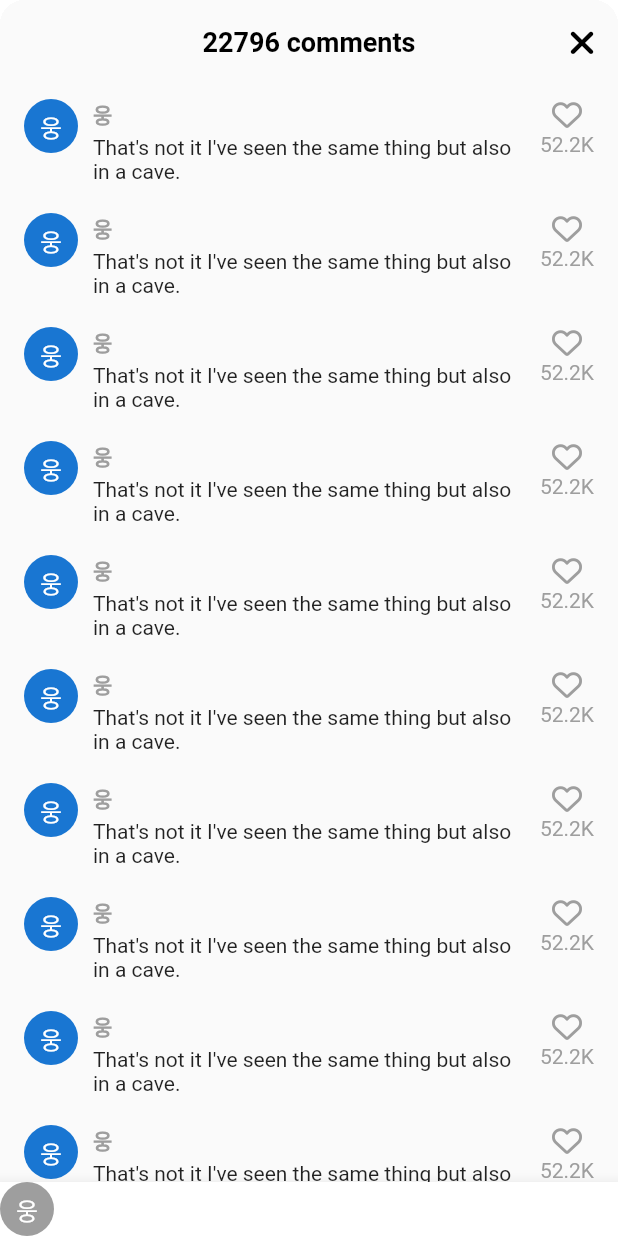
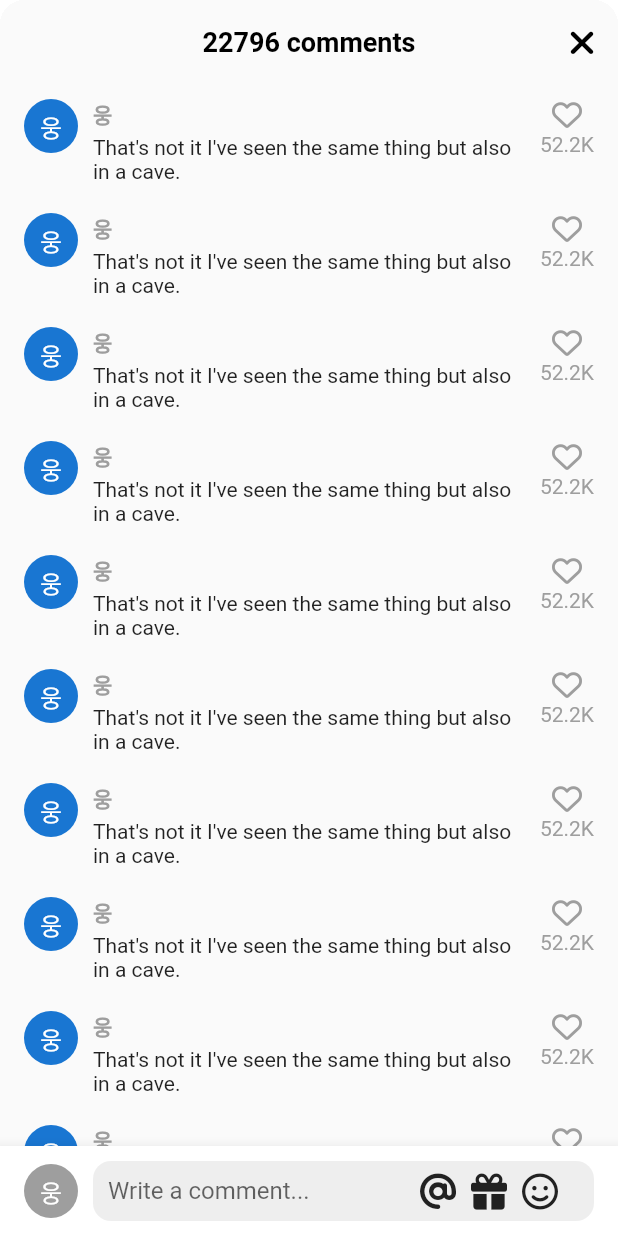
Before and after one commit to acephoenix0/tiktok_clone, a Flutter app: the VideoComments screen opened directly, on a phone screen of 412 x 824 dp. Run offline on Flutter 3.47's test engine with Material 2 defaults, Android fonts, the phone set to English and light mode, and no system bars; our stand-ins replace font_awesome_flutter, video_player, visibility_detector; network calls fail.

Commit message:
Text Input Actions

```diff
--- a/lib/features/main_navigation/main_navigation_screen.dart
+++ b/lib/features/main_navigation/main_navigation_screen.dart
@@ -37,6 +37,7 @@ class _MainNavigationScreenState extends State<MainNavigationScreen> {
   @override
   Widget build(BuildContext context) {
     return Scaffold(
+      resizeToAvoidBottomInset: false,
       backgroundColor: _selectedIndex == 0 ? Colors.black : Colors.white,
       body: Stack(
         children: [
--- a/lib/features/videos/widgets/video_comments.dart
+++ b/lib/features/videos/widgets/video_comments.dart
@@ -11,13 +11,30 @@ class VideoComments extends StatefulWidget {
 }
 
 class _VideoCommentsState extends State<VideoComments> {
+  bool _isWriting = false;
+
   void _onClosePressed() {
     Navigator.of(context).pop();
   }
 
+  void _stopWriting() {
+    FocusScope.of(context).unfocus();
+    setState(() {
+      _isWriting = false;
+    });
+  }
+
+  void _onStartWriting() {
+    setState(() {
+      _isWriting = true;
+    });
+  }
+
   @override
   Widget build(BuildContext context) {
+    final size = MediaQuery.of(context).size;
     return Container(
+      height: size.height * 0.7,
       decoration: BoxDecoration(
         borderRadius: BorderRadius.circular(Sizes.size16),
       ),
@@ -38,7 +55,11 @@ class _VideoCommentsState extends State<VideoComments> {
             ),
           ],
         ),
-        body: ListView.separated(
+        body: GestureDetector(
+          onTap: _stopWriting,
+          child: Stack(
+            children: [
+              ListView.separated(
                 padding: const EdgeInsets.symmetric(
                     vertical: Sizes.size10, horizontal: Sizes.size16),
                 itemBuilder: (context, index) {
@@ -90,8 +111,16 @@ class _VideoCommentsState extends State<VideoComments> {
                   return Gaps.v20;
                 },
               ),
-        bottomNavigationBar: BottomAppBar(
+              Positioned(
+                bottom: 0,
+                width: size.width,
+                child: BottomAppBar(
                   color: Colors.white,
+                  child: Padding(
+                    padding: const EdgeInsets.symmetric(
+                      horizontal: Sizes.size16,
+                      vertical: Sizes.size10,
+                    ),
                     child: Row(
                       children: [
                         CircleAvatar(
@@ -102,6 +131,72 @@ class _VideoCommentsState extends State<VideoComments> {
                             '웅',
                           ),
                         ),
+                        Gaps.h10,
+                        Expanded(
+                          child: SizedBox(
+                            height: Sizes.size40,
+                            child: TextField(
+                              onTap: _onStartWriting,
+                              minLines: null,
+                              maxLines: null,
+                              expands: true,
+                              textInputAction: TextInputAction.newline,
+                              cursorColor: Theme.of(context).primaryColor,
+                              decoration: InputDecoration(
+                                  hintText: 'Write a comment...',
+                                  contentPadding: const EdgeInsets.symmetric(
+                                    horizontal: Sizes.size10,
+                                    // vertical: Sizes.size12,
+                                  ),
+                                  border: OutlineInputBorder(
+                                    borderRadius: BorderRadius.circular(
+                                      Sizes.size12,
+                                    ),
+                                    borderSide: BorderSide.none,
+                                  ),
+                                  filled: true,
+                                  fillColor: Colors.grey.shade200,
+                                  suffixIcon: Padding(
+                                    padding: const EdgeInsets.only(
+                                      right: Sizes.size14,
+                                    ),
+                                    child: Row(
+                                      mainAxisSize: MainAxisSize.min,
+                                      children: [
+                                        FaIcon(
+                                          FontAwesomeIcons.at,
+                                          color: Colors.grey.shade900,
+                                        ),
+                                        Gaps.h10,
+                                        FaIcon(
+                                          FontAwesomeIcons.gift,
+                                          color: Colors.grey.shade900,
+                                        ),
+                                        Gaps.h10,
+                                        FaIcon(
+                                          FontAwesomeIcons.faceSmile,
+                                          color: Colors.grey.shade900,
+                                        ),
+                                        Gaps.h10,
+                                        if (_isWriting)
+                                          GestureDetector(
+                                            onTap: _stopWriting,
+                                            child: FaIcon(
+                                                FontAwesomeIcons.circleArrowUp,
+                                                color: Theme.of(context)
+                                                    .primaryColor),
+                                          ),
+                                      ],
+                                    ),
+                                  )),
+                            ),
+                          ),
+                        ),
+                      ],
+                    ),
+                  ),
+                ),
+              ),
             ],
           ),
         ),
--- a/lib/features/videos/widgets/video_post.dart
+++ b/lib/features/videos/widgets/video_post.dart
@@ -71,6 +71,7 @@ class _VideoPostState extends State<VideoPost>
       _onTogglePause();
     }
     await showModalBottomSheet(
+      isScrollControlled: true,
       backgroundColor: Colors.transparent,
       context: context,
       builder: (context) {
```
Lines whose indentation alone changed are shown as unchanged.
